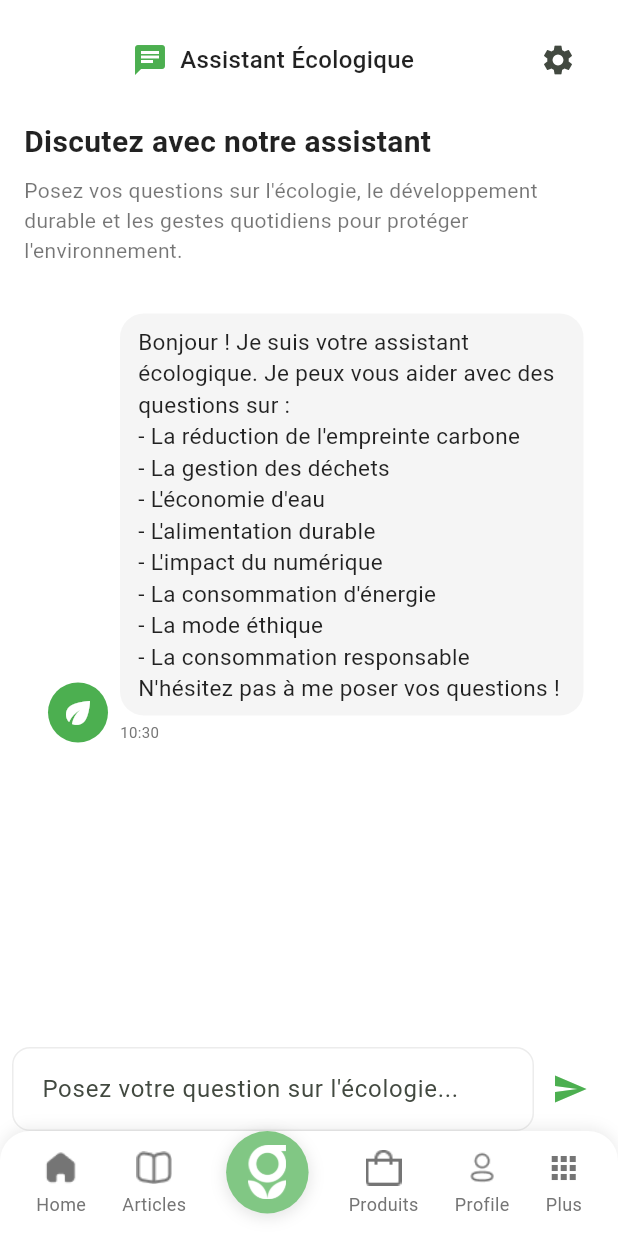
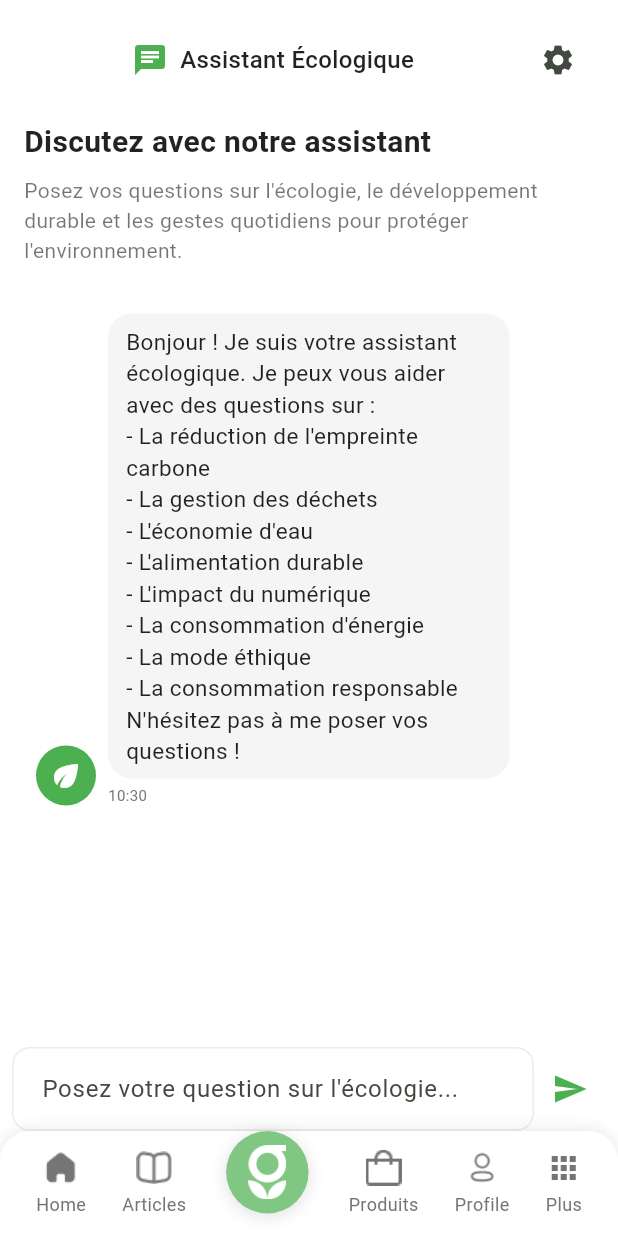
Before and after one commit to NamAngeM/greens_app, a Flutter app: the ChatbotScreen screen opened directly, after a tap on the "send" icon, on a phone screen of 412 x 824 dp. Run offline on Flutter 3.47's test engine with Material 3 defaults, Android fonts, the light colour scheme and no system bars; our stand-ins replace cached_network_image, camera, carousel_slider, cloud_firestore, confetti, connectivity_plus and 28 more; missing offline and left inert: dart:html, flutter_barcode_scanner, google_ml_kit, mobile_scanner, qr_code_scanner, tflite_flutter; accounts and stored records are empty; Roboto replaces fonts that are missing (Poppins).

Commit message:
ajustement overflowed chatbot

```diff
--- a/lib/screens/chatbot_screen.dart
+++ b/lib/screens/chatbot_screen.dart
@@ -36,7 +36,19 @@ class _ChatbotScreenState extends State<ChatbotScreen> {
   @override
   void initState() {
     super.initState();
+    _initChatbot();
     _addWelcomeMessage();
+  }
+
+  Future<void> _initChatbot() async {
+    try {
+      final chatbotService = Provider.of<LocalChatbotService>(context, listen: false);
+      if (!chatbotService.isInitialized) {
+        await chatbotService.initialize();
+      }
+    } catch (e) {
+      print('Erreur lors de l\'initialisation du chatbot: $e');
+    }
   }
 
   void _addWelcomeMessage() {
@@ -71,12 +83,18 @@ class _ChatbotScreenState extends State<ChatbotScreen> {
       _isTyping = true;
     });
 
+    // Scroll to bottom after adding user message
+    _scrollToBottom();
+
     // Simuler un délai de réponse
     await Future.delayed(const Duration(milliseconds: 500));
 
+    try {
       final chatbotService = Provider.of<LocalChatbotService>(context, listen: false);
       final response = await chatbotService.getResponse(text);
 
+      // Vérifier si le widget est toujours monté
+      if (mounted) {
         setState(() {
           _messages.add(ChatMessage(
             text: response,
@@ -86,7 +104,24 @@ class _ChatbotScreenState extends State<ChatbotScreen> {
           _isTyping = false;
         });
 
+        // Scroll to bottom after adding bot response
         _scrollToBottom();
+      }
+    } catch (e) {
+      // Gérer l'erreur
+      if (mounted) {
+        setState(() {
+          _messages.add(ChatMessage(
+            text: "Désolé, je n'ai pas pu traiter votre demande. Veuillez réessayer.",
+            isUser: false,
+            timestamp: DateTime.now(),
+          ));
+          _isTyping = false;
+        });
+        _scrollToBottom();
+      }
+      print("Erreur dans le chatbot: $e");
+    }
   }
 
   void _scrollToBottom() {
@@ -235,7 +270,7 @@ class _ChatbotScreenState extends State<ChatbotScreen> {
     final formattedTime = timeFormat.format(message.timestamp);
 
     return Container(
-      margin: const EdgeInsets.symmetric(vertical: 8.0, horizontal: 16.0), // Ajuster les marges
+      margin: const EdgeInsets.symmetric(vertical: 8.0, horizontal: 8.0), // Réduire les marges horizontales
       child: Row(
         mainAxisAlignment:
             message.isUser ? MainAxisAlignment.end : MainAxisAlignment.start,
@@ -247,29 +282,29 @@ class _ChatbotScreenState extends State<ChatbotScreen> {
             children: [
               Container(
                 constraints: BoxConstraints(
-                  maxWidth: MediaQuery.of(context).size.width * 0.75, // Ajuster la largeur max
+                  maxWidth: MediaQuery.of(context).size.width * 0.65, // Réduire la largeur max
                 ),
-                padding: const EdgeInsets.symmetric(horizontal: 12.0, vertical: 8.0), // Ajuster le padding
+                padding: const EdgeInsets.symmetric(horizontal: 12.0, vertical: 8.0),
                 decoration: BoxDecoration(
                   color: message.isUser
                       ? AppColors.primaryColor // Vert pour l'utilisateur
-                      : AppColors.backgroundColor, // Gris clair pour le bot (utiliser backgroundColor qui semble approprié)
-                  borderRadius: BorderRadius.circular(16.0), // Arrondir les coins
+                      : AppColors.backgroundColor, // Gris clair pour le bot
+                  borderRadius: BorderRadius.circular(16.0),
                 ),
                 child: Text(
                   message.text,
                   style: TextStyle(
-                    color: message.isUser ? Colors.white : Colors.black87, // Couleur du texte
-                    fontSize: 15.0, // Ajuster la taille de la police
+                    color: message.isUser ? Colors.white : Colors.black87,
+                    fontSize: 15.0,
                   ),
                 ),
               ),
-              const SizedBox(height: 4.0), // Espace entre la bulle et l'heure
+              const SizedBox(height: 4.0),
               Text(
                 formattedTime,
                 style: TextStyle(
-                  color: Colors.grey[600], // Couleur de l'heure
-                  fontSize: 10.0, // Taille de la police pour l'heure
+                  color: Colors.grey[600],
+                  fontSize: 10.0,
                 ),
               ),
             ],
```
Lines whose indentation alone changed are shown as unchanged.
